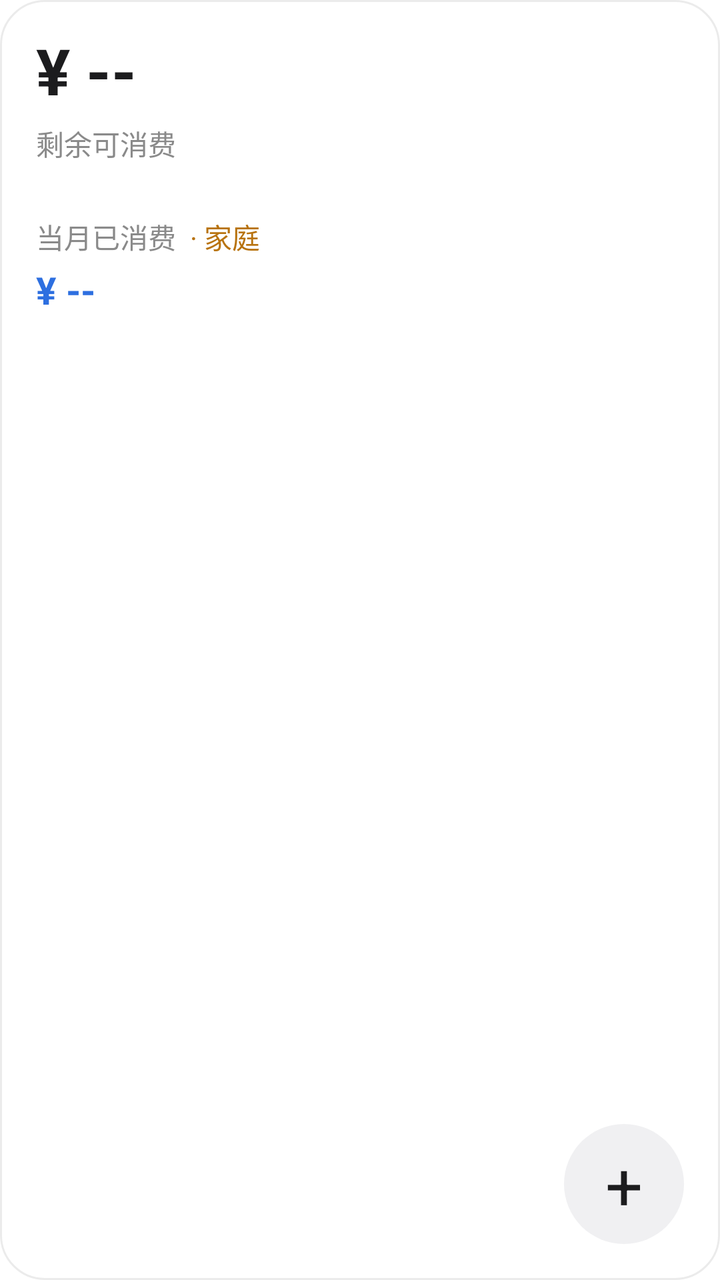
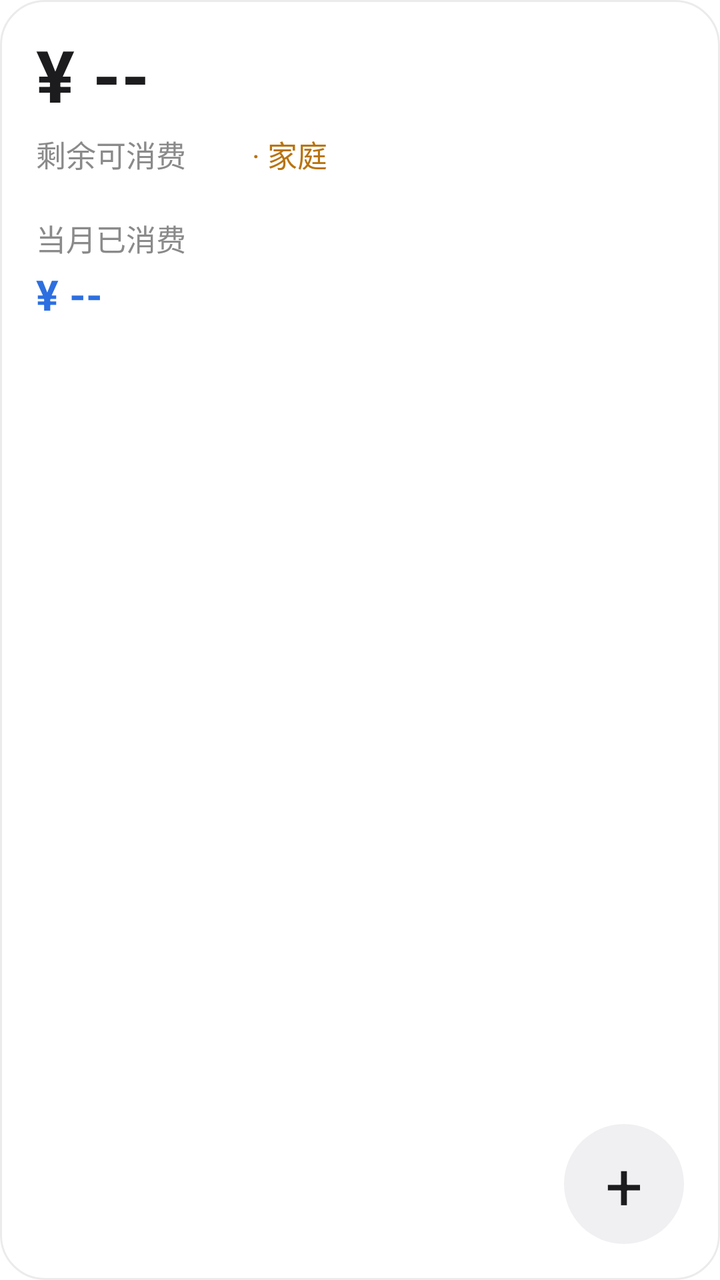

Before-and-after screenshots of an Android layout around one commit, followed by the original layout XML and the change that was made.
<!-- AndroidManifest.xml: fallback theme Theme.MaterialComponents.DayNight.NoActionBar -->
<!-- res/layout/widget_finance.xml -->
<?xml version="1.0" encoding="utf-8"?>
<FrameLayout xmlns:android="http://schemas.android.com/apk/res/android"
    android:id="@+id/widget_root"
    android:layout_width="match_parent"
    android:layout_height="match_parent"
    android:background="@drawable/widget_background"
    android:padding="18dp">

    <LinearLayout
        android:layout_width="match_parent"
        android:layout_height="wrap_content"
        android:layout_gravity="top"
        android:orientation="vertical">

        <TextView
            android:id="@+id/widget_consumable"
            android:layout_width="match_parent"
            android:layout_height="wrap_content"
            android:ellipsize="end"
            android:maxLines="1"
            android:includeFontPadding="false"
            android:text="¥ --"
            android:textColor="@color/widget_value"
            android:textSize="32sp"
            android:textStyle="bold" />

        <LinearLayout
            android:layout_width="wrap_content"
            android:layout_height="wrap_content"
            android:layout_marginTop="6dp"
            android:gravity="center_vertical"
            android:orientation="horizontal">

            <TextView
                android:layout_width="wrap_content"
                android:layout_height="wrap_content"
                android:text="剩余可消费"
                android:textColor="@color/widget_label"
                android:textSize="14sp" />

            <ImageView
                android:id="@+id/widget_eye"
                android:layout_width="17dp"
                android:layout_height="17dp"
                android:layout_marginStart="7dp"
                android:contentDescription="隐藏金额"
                android:src="@drawable/widget_eye" />
        </LinearLayout>

        <LinearLayout
            android:layout_width="wrap_content"
            android:layout_height="wrap_content"
            android:layout_marginTop="26dp"
            android:gravity="center_vertical"
            android:orientation="horizontal">

            <TextView
                android:layout_width="wrap_content"
                android:layout_height="wrap_content"
                android:text="当月已消费"
                android:textColor="@color/widget_label"
                android:textSize="14sp" />

            <TextView
                android:id="@+id/widget_scope"
                android:layout_width="wrap_content"
                android:layout_height="wrap_content"
                android:layout_marginStart="7dp"
                android:text="· 家庭"
                android:textColor="@color/widget_accent"
                android:textSize="14sp" />
        </LinearLayout>

        <TextView
            android:id="@+id/widget_spent"
            android:layout_width="match_parent"
            android:layout_height="wrap_content"
            android:layout_marginTop="6dp"
            android:ellipsize="end"
            android:maxLines="1"
            android:includeFontPadding="false"
            android:text="¥ --"
            android:textColor="@color/widget_spent_value"
            android:textSize="19sp"
            android:textStyle="bold" />
    </LinearLayout>

    <TextView
        android:id="@+id/widget_add"
        android:layout_width="60dp"
        android:layout_height="60dp"
        android:layout_gravity="bottom|end"
        android:background="@drawable/widget_add_btn"
        android:gravity="center"
        android:text="+"
        android:textColor="@color/widget_add_fg"
        android:textSize="33sp" />
</FrameLayout>
<!-- resources referenced by this layout -->
<resources>
  <color name="widget_accent">#FFB8730F</color>
  <color name="widget_add_fg">#FF1C1C1E</color>
  <color name="widget_label">#FF8A8A8A</color>
  <color name="widget_spent_value">#FF2D6FE0</color>
  <color name="widget_value">#FF1C1C1E</color>
  <!-- drawable widget_add_btn (drawable) -->
  <?xml version="1.0" encoding="utf-8"?>
  <shape xmlns:android="http://schemas.android.com/apk/res/android"
      android:shape="oval">
      <solid android:color="@color/widget_add_bg" />
  </shape>
  <!-- drawable widget_background (drawable) -->
  <?xml version="1.0" encoding="utf-8"?>
  <shape xmlns:android="http://schemas.android.com/apk/res/android"
      android:shape="rectangle">
      <solid android:color="@color/widget_bg" />
      <corners android:radius="22dp" />
      <stroke
          android:width="1dp"
          android:color="@color/widget_border" />
  </shape>
  <!-- drawable widget_eye (drawable) -->
  <?xml version="1.0" encoding="utf-8"?>
  <vector xmlns:android="http://schemas.android.com/apk/res/android"
      android:width="18dp"
      android:height="18dp"
      android:viewportWidth="24"
      android:viewportHeight="24">
      <path
          android:fillColor="#80FFFFFF"
          android:pathData="M12,4.5C7,4.5 2.73,7.61 1,12c1.73,4.39 6,7.5 11,7.5s9.27,-3.11 11,-7.5c-1.73,-4.39 -6,-7.5 -11,-7.5zM12,17c-2.76,0 -5,-2.24 -5,-5s2.24,-5 5,-5 5,2.24 5,5 -2.24,5 -5,5zM12,9c-1.66,0 -3,1.34 -3,3s1.34,3 3,3 3,-1.34 3,-3 -1.34,-3 -3,-3z" />
  </vector>
  <color name="widget_add_bg">#FFF0F0F2</color>
  <color name="widget_bg">#FFFFFFFF</color>
  <color name="widget_border">#14000000</color>
</resources>

<!-- the commit's change to res/layout/widget_finance.xml (unified diff, before → after) -->
@@ -18,10 +18,14 @@
             android:layout_height="wrap_content"
             android:ellipsize="end"
             android:maxLines="1"
+            android:autoSizeTextType="uniform"
+            android:autoSizeMinTextSize="20sp"
+            android:autoSizeMaxTextSize="52sp"
+            android:autoSizeStepGranularity="1sp"
             android:includeFontPadding="false"
             android:text="¥ --"
             android:textColor="@color/widget_value"
-            android:textSize="32sp"
+            android:textSize="36sp"
             android:textStyle="bold" />
 
         <LinearLayout
@@ -36,21 +40,30 @@
                 android:layout_height="wrap_content"
                 android:text="剩余可消费"
                 android:textColor="@color/widget_label"
-                android:textSize="14sp" />
+                android:textSize="15sp" />
 
             <ImageView
                 android:id="@+id/widget_eye"
-                android:layout_width="17dp"
-                android:layout_height="17dp"
+                android:layout_width="18dp"
+                android:layout_height="18dp"
                 android:layout_marginStart="7dp"
                 android:contentDescription="隐藏金额"
                 android:src="@drawable/widget_eye" />
+
+            <TextView
+                android:id="@+id/widget_scope"
+                android:layout_width="wrap_content"
+                android:layout_height="wrap_content"
+                android:layout_marginStart="8dp"
+                android:text="· 家庭"
+                android:textColor="@color/widget_accent"
+                android:textSize="15sp" />
         </LinearLayout>
 
         <LinearLayout
             android:layout_width="wrap_content"
             android:layout_height="wrap_content"
-            android:layout_marginTop="26dp"
+            android:layout_marginTop="20dp"
             android:gravity="center_vertical"
             android:orientation="horizontal">
 
@@ -59,16 +72,7 @@
                 android:layout_height="wrap_content"
                 android:text="当月已消费"
                 android:textColor="@color/widget_label"
-                android:textSize="14sp" />
-
-            <TextView
-                android:id="@+id/widget_scope"
-                android:layout_width="wrap_content"
-                android:layout_height="wrap_content"
-                android:layout_marginStart="7dp"
-                android:text="· 家庭"
-                android:textColor="@color/widget_accent"
-                android:textSize="14sp" />
+                android:textSize="15sp" />
         </LinearLayout>
 
         <TextView
@@ -81,7 +85,7 @@
             android:includeFontPadding="false"
             android:text="¥ --"
             android:textColor="@color/widget_spent_value"
-            android:textSize="19sp"
+            android:textSize="21sp"
             android:textStyle="bold" />
     </LinearLayout>
 
